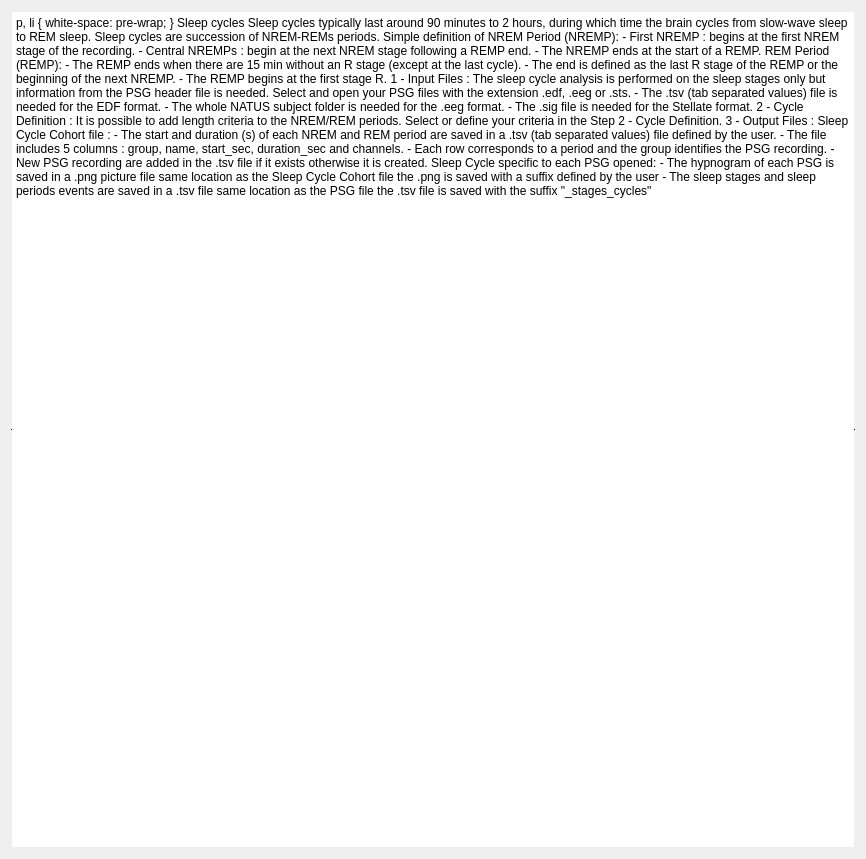
Qt form tools/CEAMSTools/SleepCycleExport/SleepCycleDoc/Ui_SleepCycleDoc.ui (SnoozToolbox/snooz-package-ceams) before a commit.
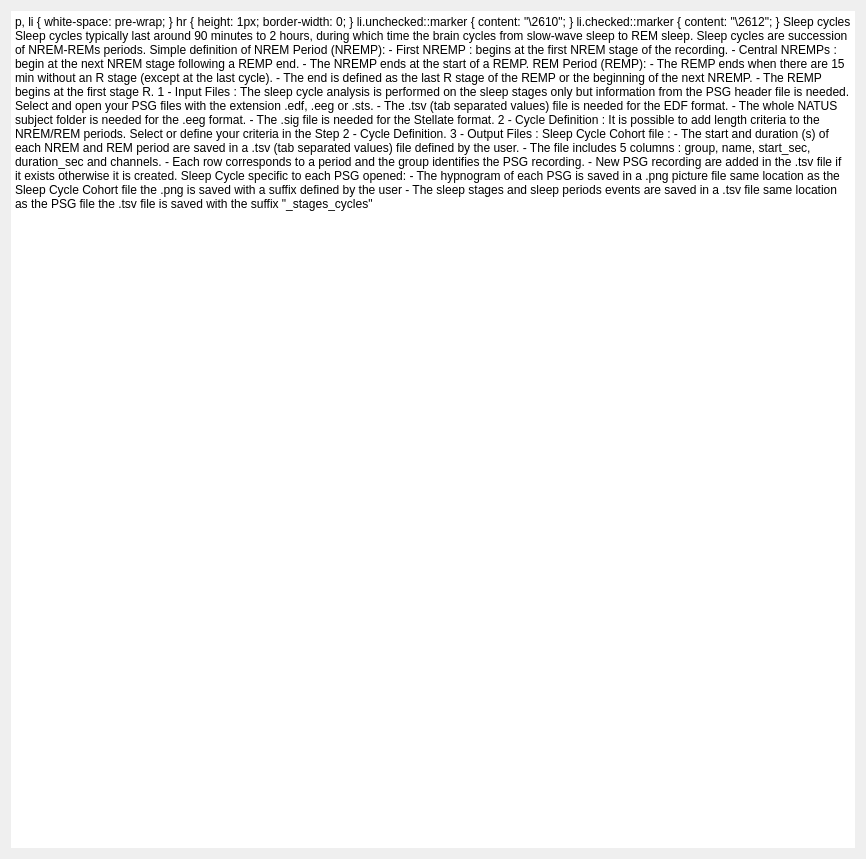
The same form after that commit.

Commit message: Unusuall Hlines and Vlines of the frameShape is removed from the tools and modules

What changed in the file:
```diff
--- a/tools/CEAMSTools/SleepCycleExport/SleepCycleDoc/Ui_SleepCycleDoc.ui
+++ b/tools/CEAMSTools/SleepCycleExport/SleepCycleDoc/Ui_SleepCycleDoc.ui
@@ -23,15 +23,21 @@
    <item>
     <widget class="QTextBrowser" name="textBrowser">
      <property name="frameShape">
-      <enum>QFrame::HLine</enum>
+      <enum>QFrame::Shape::NoFrame</enum>
      </property>
      <property name="frameShadow">
-      <enum>QFrame::Plain</enum>
+      <enum>QFrame::Shadow::Plain</enum>
+     </property>
+     <property name="lineWidth">
+      <number>0</number>
      </property>
      <property name="html">
       <string>&lt;!DOCTYPE HTML PUBLIC &quot;-//W3C//DTD HTML 4.0//EN&quot; &quot;http://www.w3.org/TR/REC-html40/strict.dtd&quot;&gt;
-&lt;html&gt;&lt;head&gt;&lt;meta name=&quot;qrichtext&quot; content=&quot;1&quot; /&gt;&lt;style type=&quot;text/css&quot;&gt;
+&lt;html&gt;&lt;head&gt;&lt;meta name=&quot;qrichtext&quot; content=&quot;1&quot; /&gt;&lt;meta charset=&quot;utf-8&quot; /&gt;&lt;style type=&quot;text/css&quot;&gt;
 p, li { white-space: pre-wrap; }
+hr { height: 1px; border-width: 0; }
+li.unchecked::marker { content: &quot;\2610&quot;; }
+li.checked::marker { content: &quot;\2612&quot;; }
 &lt;/style&gt;&lt;/head&gt;&lt;body style=&quot; font-family:'Roboto'; font-size:12pt; font-weight:400; font-style:normal;&quot;&gt;
 &lt;p style=&quot; margin-top:0px; margin-bottom:0px; margin-left:0px; margin-right:0px; -qt-block-indent:0; text-indent:0px;&quot;&gt;&lt;span style=&quot; font-weight:600;&quot;&gt;Sleep cycles&lt;/span&gt;&lt;/p&gt;
 &lt;p style=&quot;-qt-paragraph-type:empty; margin-top:0px; margin-bottom:0px; margin-left:0px; margin-right:0px; -qt-block-indent:0; text-indent:0px;&quot;&gt;&lt;br /&gt;&lt;/p&gt;
```
The commit also changes 48 other files.
